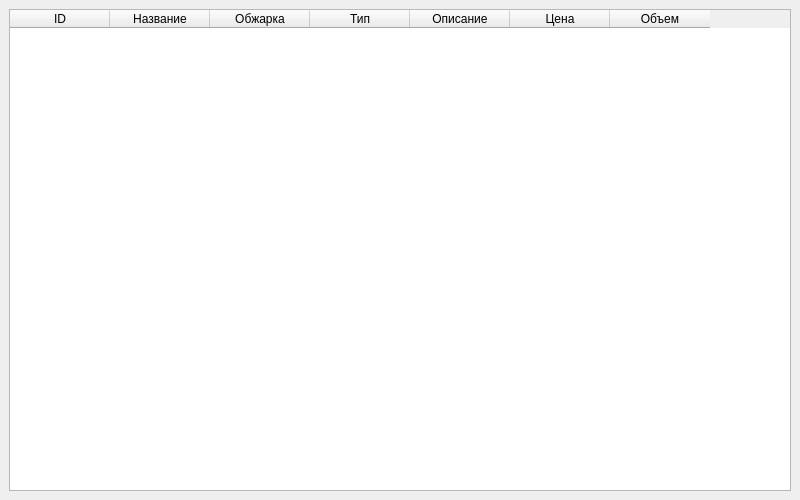
The window that main.ui (Sirelo/gugugagable) describes before a commit, drawn with Qt 5.
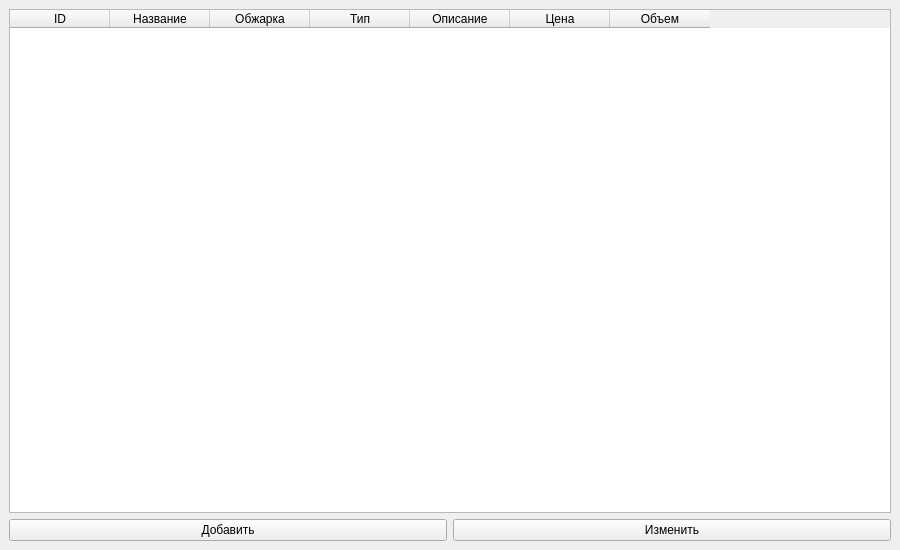
The same window after the commit.

```diff
--- a/main.ui
+++ b/main.ui
@@ -6,8 +6,8 @@
    <rect>
     <x>0</x>
     <y>0</y>
-    <width>800</width>
-    <height>500</height>
+    <width>900</width>
+    <height>550</height>
    </rect>
   </property>
   <property name="windowTitle">
@@ -17,6 +17,9 @@
    <layout class="QVBoxLayout" name="verticalLayout">
     <item>
      <widget class="QTableWidget" name="tableCoffee">
+      <property name="columnCount">
+       <number>7</number>
+      </property>
       <column>
        <property name="text">
         <string>ID</string>
@@ -54,6 +57,27 @@
       </column>
      </widget>
     </item>
+
+    <item>
+     <layout class="QHBoxLayout" name="buttonsLayout">
+      <item>
+       <widget class="QPushButton" name="btnAdd">
+        <property name="text">
+         <string>Добавить</string>
+        </property>
+       </widget>
+      </item>
+
+      <item>
+       <widget class="QPushButton" name="btnEdit">
+        <property name="text">
+         <string>Изменить</string>
+        </property>
+       </widget>
+      </item>
+     </layout>
+    </item>
+
    </layout>
   </widget>
  </widget>
```
Left out of the diff: 1 changed line with no effect on the pictures.
